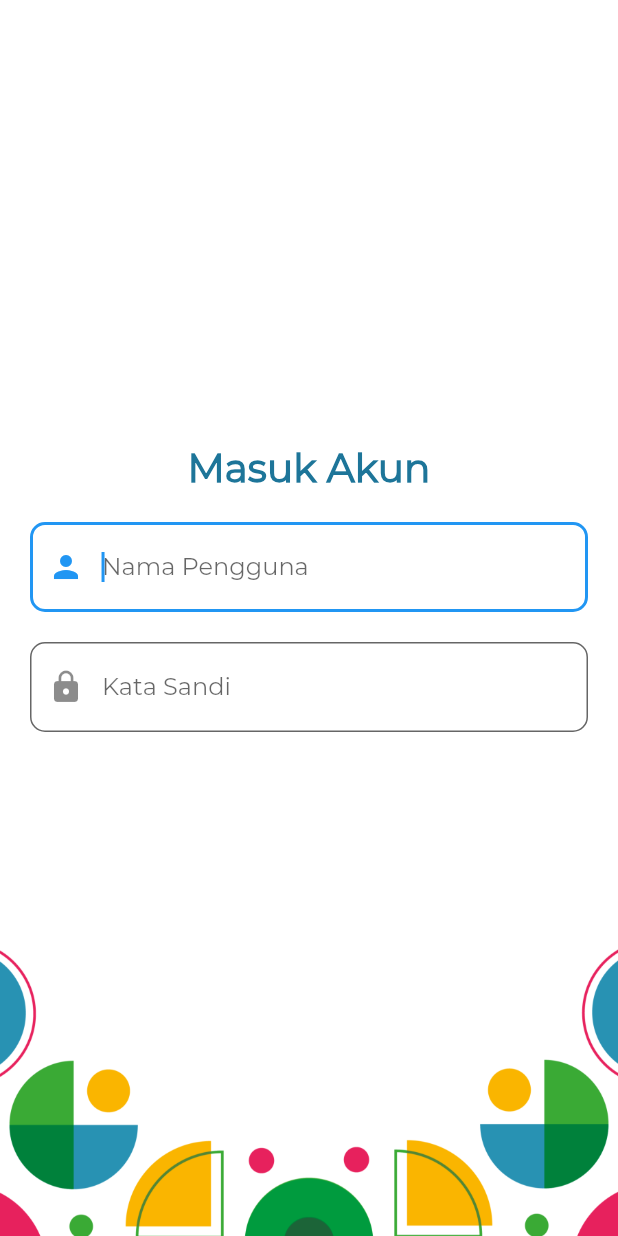
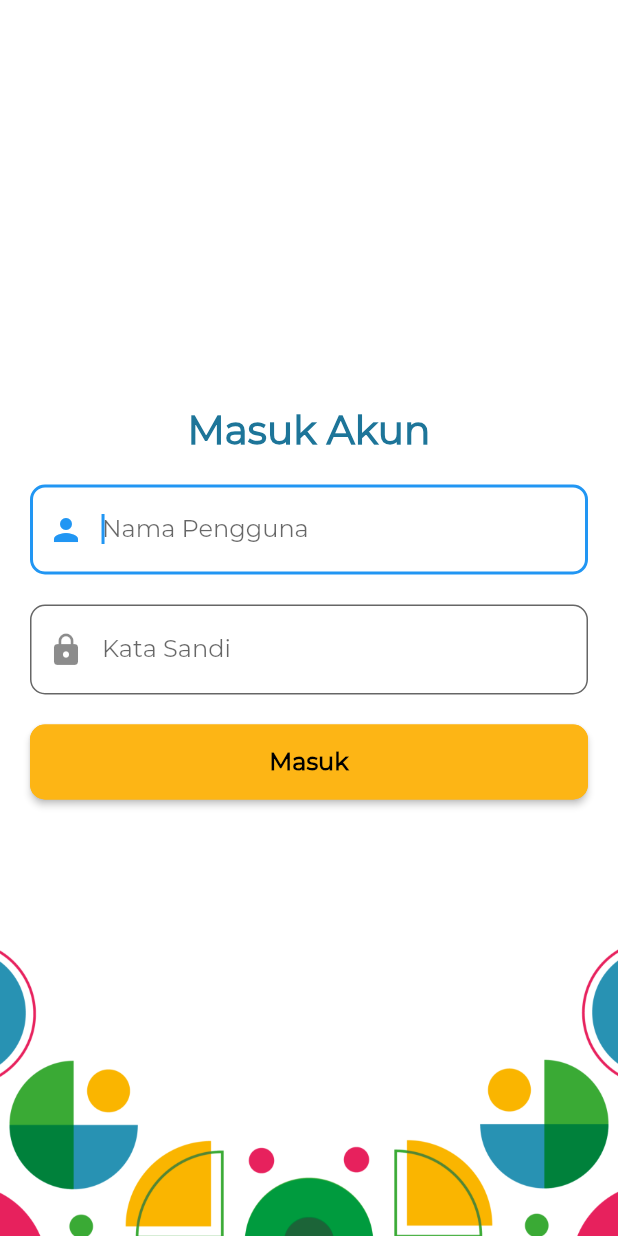
Before and after one commit to rubyTrojanovsky/login-kg, a Flutter app: the screen it shows after launch, after a tap on "Masuk", on a phone screen of 412 x 824 dp. Run offline on Flutter 3.47's test engine with Material 2 defaults, Android fonts, the phone set to English and light mode, and no system bars.

Commit message:
Update Baru

```diff
--- a/lib/Screens/Login/components/body.dart
+++ b/lib/Screens/Login/components/body.dart
@@ -2,6 +2,7 @@ import 'package:flutter/cupertino.dart';
 import 'package:flutter/material.dart';
 import 'package:login_app/Screens/Login/components/background.dart';
 import 'package:login_app/Screens/Login/components/text_field.dart';
+import 'package:login_app/components/primary_button.dart';
 import 'package:login_app/constants.dart';
 
 class Body extends StatelessWidget {
@@ -11,6 +12,7 @@ class Body extends StatelessWidget {
 
   @override
   Widget build(BuildContext context) {
+    Size size = MediaQuery.of(context).size;
     return Background(
       child: Column(
         mainAxisAlignment: MainAxisAlignment.center,
@@ -50,6 +52,15 @@ class Body extends StatelessWidget {
                       icon: Icons.lock,
                     ),
                   ),
+                  PrimaryButton(
+                    text: 'Masuk',
+                    press: () {},
+                    color: kOrange,
+                    textColor: Colors.black,
+                    width: size.width,
+                    shadowColor: Colors.black,
+                    borderColor: kOrange,
+                  ),
                 ],
               ),
             ),
```
